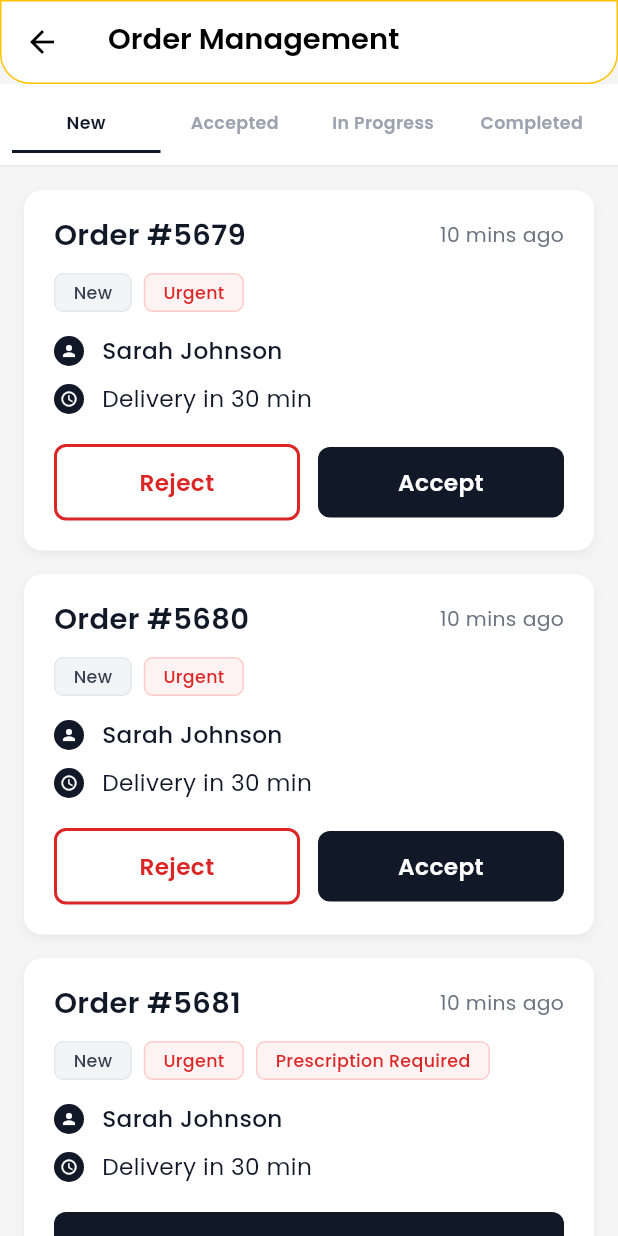
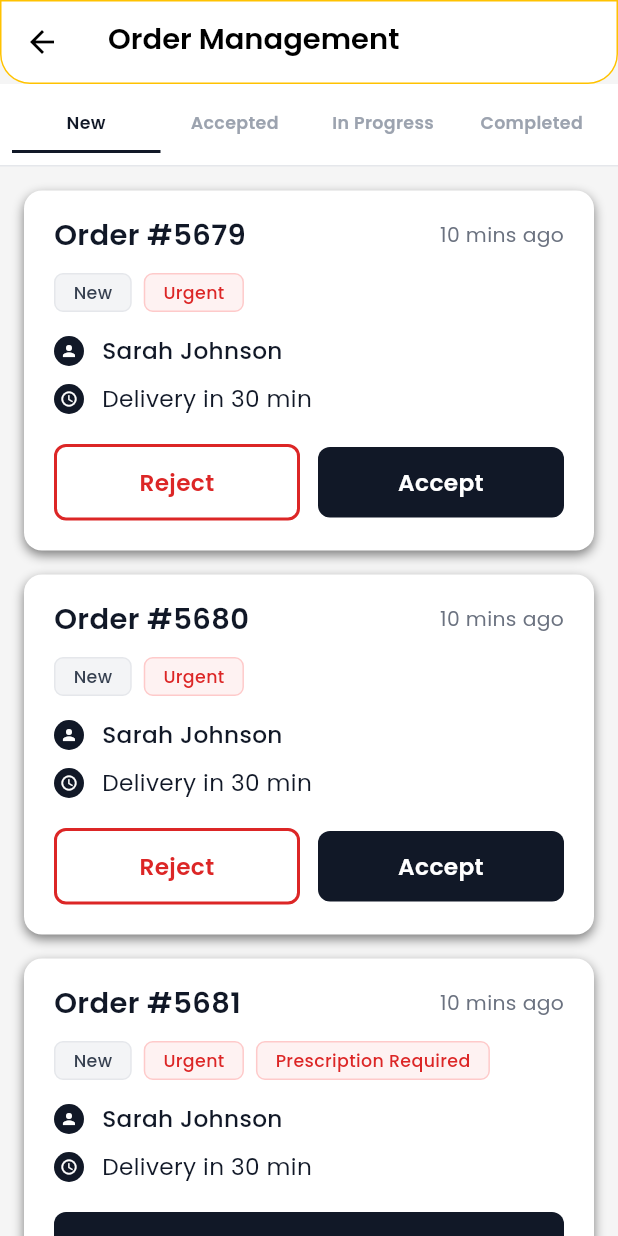
Before and after one commit to nuhan021/quikle_vendor, a Flutter app: the screen it shows after launch, after a tap on "Orders", on a phone screen of 412 x 824 dp. Run offline on Flutter 3.47's test engine with Material 3 defaults, Android fonts, the phone set to English and light mode, and no system bars; our stand-ins replace flutter_screenutil, flutter_svg, get, google_fonts, logger, shared_preferences.

Commit message:
remove unused file

```diff
--- a/lib/core/utils/theme/custom_themes/text_field_theme.dart
+++ b/lib/core/utils/theme/custom_themes/text_field_theme.dart
@@ -8,20 +8,11 @@ class AppTextFormFieldTheme {
         errorMaxLines: 3,
         prefixIconColor: Colors.grey,
         suffixIconColor: Colors.grey,
-    labelStyle: const TextStyle(
-      fontSize: 14,
-      color: Colors.black,
-    ),
-    hintStyle: const TextStyle(
-      fontSize: 14,
-      color: Colors.black,
-    ),
-    errorStyle: const TextStyle(
-      fontSize: 12,
-      color: Colors.red,
-    ),
+        labelStyle: const TextStyle(fontSize: 14, color: Colors.black),
+        hintStyle: const TextStyle(fontSize: 14, color: Colors.black),
+        errorStyle: const TextStyle(fontSize: 12, color: Colors.red),
         floatingLabelStyle: TextStyle(
-      color: Colors.black.withOpacity(0.8),
+          color: Colors.black.withValues(alpha: 0.8),
         ),
         border: const OutlineInputBorder(
           borderRadius: BorderRadius.all(Radius.circular(14)),
@@ -34,7 +25,8 @@ class AppTextFormFieldTheme {
         focusedBorder: const OutlineInputBorder(
           borderRadius: BorderRadius.all(Radius.circular(14)),
           borderSide: BorderSide(
-          color: Colors.black), // You can replace with a specific color
+            color: Colors.black,
+          ), // You can replace with a specific color
         ),
         errorBorder: const OutlineInputBorder(
           borderRadius: BorderRadius.all(Radius.circular(14)),
@@ -51,21 +43,10 @@ class AppTextFormFieldTheme {
         errorMaxLines: 3,
         prefixIconColor: Colors.grey,
         suffixIconColor: Colors.grey,
-    labelStyle: TextStyle(
-      fontSize: 14,
-      color: Colors.white,
-    ),
-    hintStyle: TextStyle(
-      fontSize: 14,
-      color: Colors.white70,
-    ),
-    errorStyle: TextStyle(
-      fontSize: 12,
-      color: Colors.redAccent,
-    ),
-    floatingLabelStyle: TextStyle(
-      color: Colors.white70,
-    ),
+        labelStyle: TextStyle(fontSize: 14, color: Colors.white),
+        hintStyle: TextStyle(fontSize: 14, color: Colors.white70),
+        errorStyle: TextStyle(fontSize: 12, color: Colors.redAccent),
+        floatingLabelStyle: TextStyle(color: Colors.white70),
         border: OutlineInputBorder(
           borderRadius: BorderRadius.all(Radius.circular(14)),
           borderSide: BorderSide(color: Colors.grey),
@@ -77,7 +58,8 @@ class AppTextFormFieldTheme {
         focusedBorder: OutlineInputBorder(
           borderRadius: BorderRadius.all(Radius.circular(14)),
           borderSide: BorderSide(
-          color: Colors.white), // You can replace with a specific color
+            color: Colors.white,
+          ), // You can replace with a specific color
         ),
         errorBorder: OutlineInputBorder(
           borderRadius: BorderRadius.all(Radius.circular(14)),
--- a/lib/features/home/widgets/new_order_card_widget.dart
+++ b/lib/features/home/widgets/new_order_card_widget.dart
@@ -26,7 +26,7 @@ class NewOrderCardWidget extends StatelessWidget {
         borderRadius: BorderRadius.circular(8),
         boxShadow: [
           BoxShadow(
-            color: Colors.black.withOpacity(0.05),
+            color: Colors.black.withValues(alpha: 0.05),
             blurRadius: 6,
             offset: Offset(0, 2),
           ),
--- a/lib/features/home/widgets/ongoing_delivery_card_widget.dart
+++ b/lib/features/home/widgets/ongoing_delivery_card_widget.dart
@@ -23,7 +23,7 @@ class OngoingDeliveryCardWidget extends StatelessWidget {
         borderRadius: BorderRadius.circular(8),
         boxShadow: [
           BoxShadow(
-            color: Colors.black.withOpacity(0.05),
+            color: Colors.black.withValues(alpha: 0.05),
             blurRadius: 6,
             offset: const Offset(0, 2),
           ),
--- a/lib/features/home/widgets/pending_action_card_widget.dart
+++ b/lib/features/home/widgets/pending_action_card_widget.dart
@@ -29,7 +29,7 @@ class PendingActionCardWidget extends StatelessWidget {
         borderRadius: BorderRadius.circular(8),
         boxShadow: [
           BoxShadow(
-            color: Colors.black.withOpacity(0.05),
+            color: Colors.black.withValues(alpha: 0.05),
             blurRadius: 6,
             offset: Offset(0, 2),
           ),
--- a/lib/features/home/widgets/recent_order_card_widget.dart
+++ b/lib/features/home/widgets/recent_order_card_widget.dart
@@ -31,7 +31,7 @@ class RecentOrderCardWidget extends StatelessWidget {
         borderRadius: BorderRadius.circular(8),
         boxShadow: [
           BoxShadow(
-            color: Colors.black.withOpacity(0.05),
+            color: Colors.black.withValues(alpha: 0.05),
             blurRadius: 6,
             offset: Offset(0, 2),
           ),
--- a/lib/features/home/widgets/restaurant_header_widget.dart
+++ b/lib/features/home/widgets/restaurant_header_widget.dart
@@ -20,7 +20,7 @@ class RestaurantHeaderWidget extends StatelessWidget {
         borderRadius: BorderRadius.circular(12),
         boxShadow: [
           BoxShadow(
-            color: Colors.black.withOpacity(0.05),
+            color: Colors.black.withValues(alpha: 0.05),
             blurRadius: 6,
             offset: Offset(0, 3),
           ),
--- a/lib/features/order_management/controller/order_management_controller.dart
+++ b/lib/features/order_management/controller/order_management_controller.dart
@@ -103,6 +103,8 @@ class OrderManagementController extends GetxController {
     },
   ].obs;
 
+  void navigateToOrderDetails() {}
+
   void changeTab(int index) {
     selectedTab.value = index;
   }
--- a/lib/features/order_management/widget/order_card_widget.dart
+++ b/lib/features/order_management/widget/order_card_widget.dart
@@ -1,4 +1,6 @@
 import 'package:flutter/material.dart';
+import 'package:get/get.dart';
+import 'package:quikle_vendor/features/order_management/controller/order_management_controller.dart';
 import '../../../core/common/styles/global_text_style.dart';
 import 'order_status_badge_widget.dart';
 import 'order_action_buttons_widget.dart';
@@ -27,7 +29,10 @@ class OrderCardWidget extends StatelessWidget {
 
   @override
   Widget build(BuildContext context) {
-    return Container(
+    final controller = Get.find<OrderManagementController>();
+    return GestureDetector(
+      onTap: () => controller.navigateToOrderDetails(),
+      child: Container(
         margin: EdgeInsets.only(bottom: 16),
         padding: EdgeInsets.all(20),
         decoration: BoxDecoration(
@@ -35,7 +40,7 @@ class OrderCardWidget extends StatelessWidget {
           borderRadius: BorderRadius.circular(12),
           boxShadow: [
             BoxShadow(
-            color: Colors.black.withOpacity(0.05),
+              color: Colors.black.withValues(alpha: 0.5),
               blurRadius: 6,
               offset: Offset(0, 3),
             ),
@@ -69,7 +74,9 @@ class OrderCardWidget extends StatelessWidget {
               spacing: 8,
               runSpacing: 8,
               children: tags
-                .map((tag) => OrderStatusBadgeWidget(tag: tag, status: status))
+                  .map(
+                    (tag) => OrderStatusBadgeWidget(tag: tag, status: status),
+                  )
                   .toList(),
             ),
             SizedBox(height: 16),
@@ -128,6 +135,7 @@ class OrderCardWidget extends StatelessWidget {
             ),
           ],
         ),
+      ),
     );
   }
 }
```
Also changed, not shown: lib/features/order_management/widget/accepted/accepted_tab.dart (deleted, +0 -11 lines), lib/features/order_management/widget/completed/completed_tab.dart (deleted, +0 -11 lines), lib/features/order_management/widget/in_progress/in_progress_tab.dart (deleted, +0 -11 lines), lib/features/order_management/widget/new/new_order_tab.dart (deleted, +0 -11 lines). Lines whose indentation alone changed are shown as unchanged.
